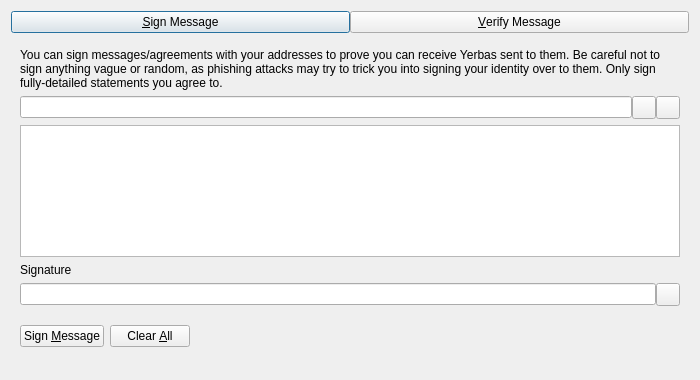
Above: src/qt/forms/signverifymessagedialog.ui from The-Yerbas-Endeavor/yerbas before the change. Below: the same form after it.
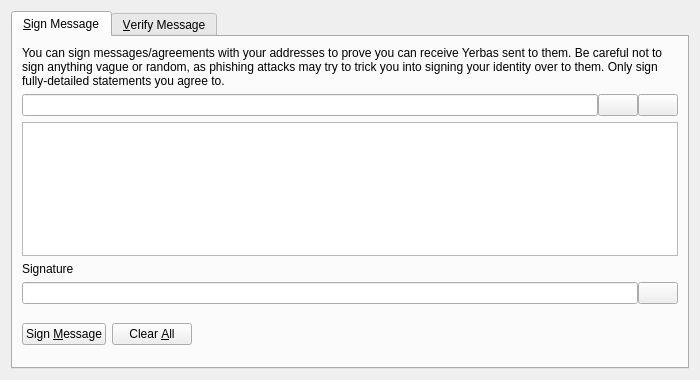
That is the form after the change. Custom widgets are drawn as their Qt base class.

Patch:
```diff
--- a/src/qt/forms/signverifymessagedialog.ui
+++ b/src/qt/forms/signverifymessagedialog.ui
@@ -18,47 +18,14 @@
   </property>
   <layout class="QVBoxLayout" name="verticalLayout">
    <item>
-    <layout class="QHBoxLayout" name="horizontalLayout_Buttons_2">
-     <property name="spacing">
-      <number>0</number>
-     </property>
-     <property name="topMargin">
-      <number>0</number>
-     </property>
-     <item>
-      <widget class="QPushButton" name="btnSignMessage">
-       <property name="text">
-        <string>&amp;Sign Message</string>
-       </property>
-       <property name="checkable">
-        <bool>true</bool>
-       </property>
-      </widget>
-     </item>
-     <item>
-      <widget class="QPushButton" name="btnVerifyMessage">
-       <property name="text">
-        <string>&amp;Verify Message</string>
-       </property>
-       <property name="checkable">
-        <bool>true</bool>
-       </property>
-      </widget>
-     </item>
-    </layout>
-   </item>
-   <item>
-    <widget class="QStackedWidget" name="stackedWidgetSig">
-     <property name="minimumSize">
-      <size>
-       <width>0</width>
-       <height>0</height>
-      </size>
-     </property>
+    <widget class="QTabWidget" name="tabWidget">
      <property name="currentIndex">
       <number>0</number>
      </property>
-     <widget class="QWidget" name="pageSignMessage">
+     <widget class="QWidget" name="tabSignMessage">
+      <attribute name="title">
+       <string>&amp;Sign Message</string>
+      </attribute>
       <layout class="QVBoxLayout" name="verticalLayout_SM">
        <item>
         <widget class="QLabel" name="infoLabel_SM">
@@ -86,7 +53,7 @@
           </widget>
          </item>
          <item>
-          <widget class="QToolButton" name="addressBookButton_SM">
+          <widget class="QPushButton" name="addressBookButton_SM">
            <property name="toolTip">
             <string>Choose previously used address</string>
            </property>
@@ -96,10 +63,13 @@
            <property name="shortcut">
             <string>Alt+A</string>
            </property>
+           <property name="autoDefault">
+            <bool>false</bool>
+           </property>
           </widget>
          </item>
          <item>
-          <widget class="QToolButton" name="pasteButton_SM">
+          <widget class="QPushButton" name="pasteButton_SM">
            <property name="toolTip">
             <string>Paste address from clipboard</string>
            </property>
@@ -109,6 +79,9 @@
            <property name="shortcut">
             <string>Alt+P</string>
            </property>
+           <property name="autoDefault">
+            <bool>false</bool>
+           </property>
           </widget>
          </item>
         </layout>
@@ -137,19 +110,27 @@
          </property>
          <item>
           <widget class="QLineEdit" name="signatureOut_SM">
+           <property name="font">
+            <font>
+             <italic>true</italic>
+            </font>
+           </property>
            <property name="readOnly">
             <bool>true</bool>
            </property>
           </widget>
          </item>
          <item>
-          <widget class="QToolButton" name="copySignatureButton_SM">
+          <widget class="QPushButton" name="copySignatureButton_SM">
            <property name="toolTip">
             <string>Copy the current signature to the system clipboard</string>
            </property>
            <property name="text">
             <string/>
            </property>
+           <property name="autoDefault">
+            <bool>false</bool>
+           </property>
           </widget>
          </item>
         </layout>
@@ -197,6 +178,12 @@
          </item>
          <item>
           <widget class="QLabel" name="statusLabel_SM">
+           <property name="font">
+            <font>
+             <weight>75</weight>
+             <bold>true</bold>
+            </font>
+           </property>
            <property name="text">
             <string/>
            </property>
@@ -222,7 +209,10 @@
        </item>
       </layout>
      </widget>
-     <widget class="QWidget" name="pageVerifyMessage">
+     <widget class="QWidget" name="tabVerifyMessage">
+      <attribute name="title">
+       <string>&amp;Verify Message</string>
+      </attribute>
       <layout class="QVBoxLayout" name="verticalLayout_VM">
        <item>
         <widget class="QLabel" name="infoLabel_VM">
```
Left out of the diff: 13 changed lines with no effect on the pictures.
